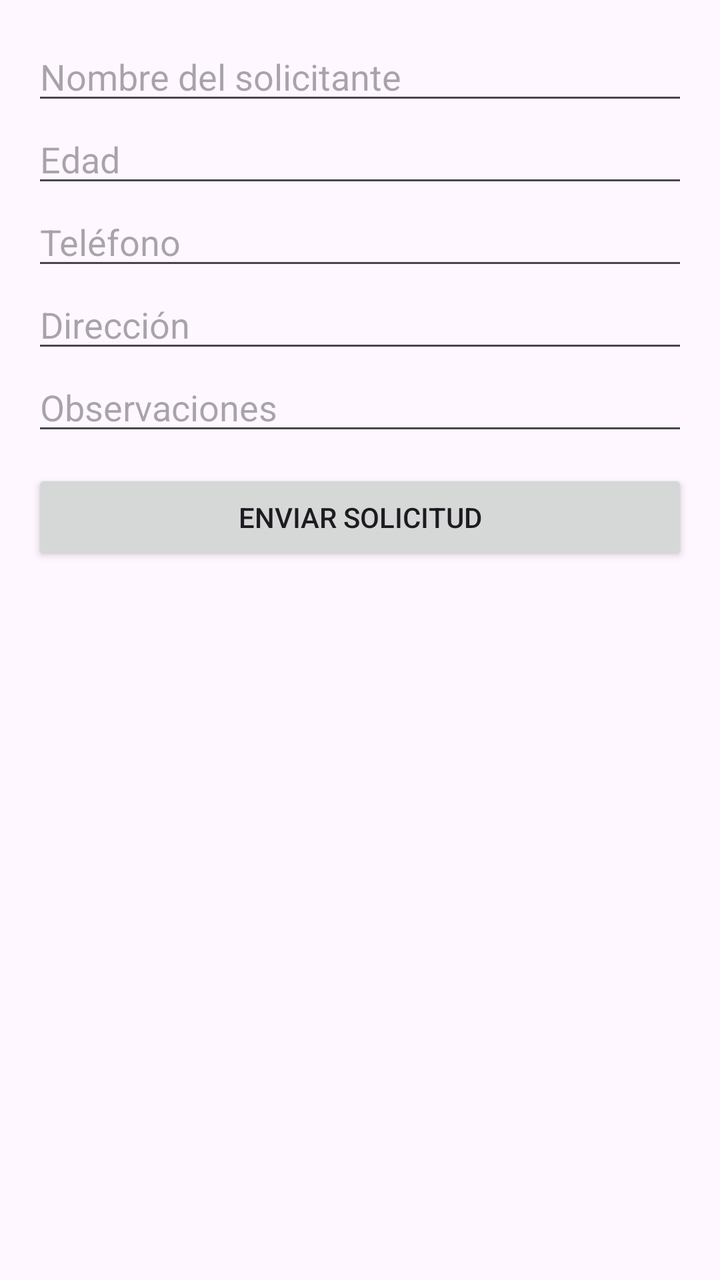
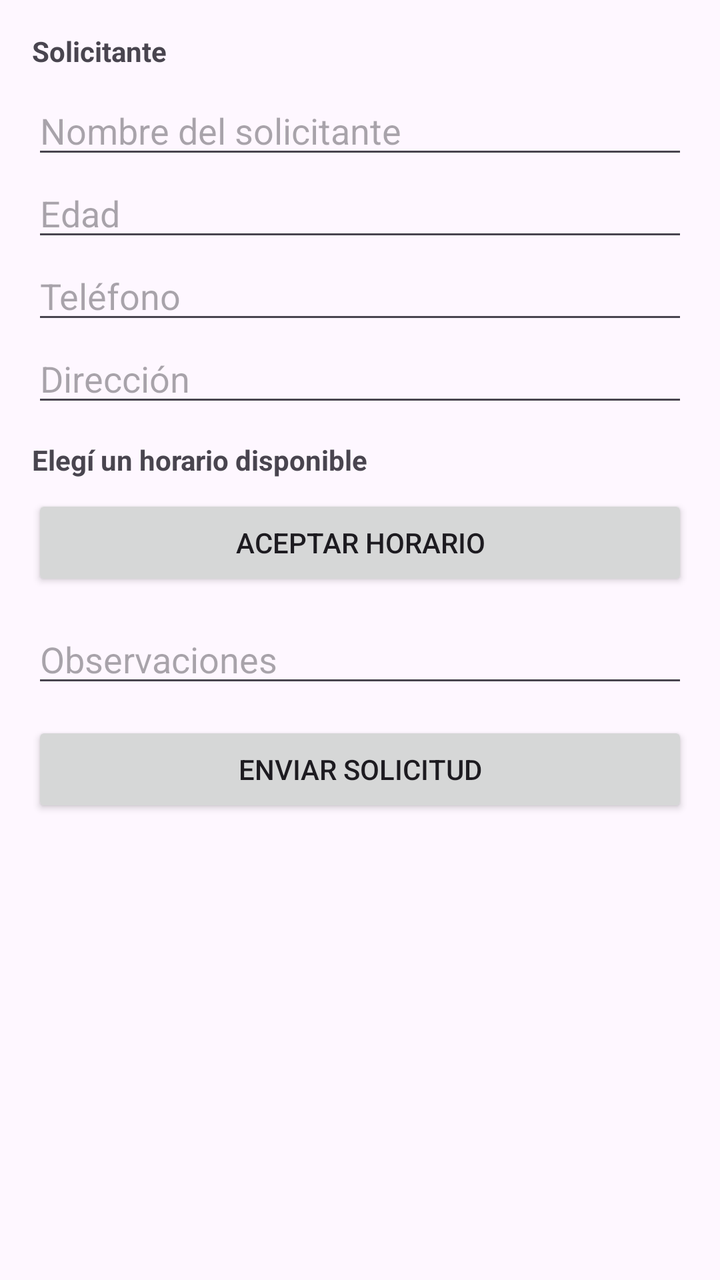

Screens rendered from an Android XML layout before and after an edit, with the pre-edit source and the edit as a unified diff.
<!-- AndroidManifest.xml: application theme Theme.AppAdopcionAnimales -->
<!-- res/layout/activity_application_form.xml -->
<?xml version="1.0" encoding="utf-8"?>
<ScrollView xmlns:android="http://schemas.android.com/apk/res/android"
    android:layout_width="match_parent"
    android:layout_height="match_parent">

    <LinearLayout
        android:id="@+id/af_root"
        android:orientation="vertical"
        android:padding="16dp"
        android:layout_width="match_parent"
        android:layout_height="wrap_content">

        <EditText
            android:id="@+id/etApplicantName"
            android:layout_width="match_parent"
            android:layout_height="wrap_content"
            android:hint="Nombre del solicitante"/>

        <EditText
            android:id="@+id/etApplicantAge"
            android:layout_width="match_parent"
            android:layout_height="wrap_content"
            android:hint="Edad"
            android:inputType="number"/>

        <EditText
            android:id="@+id/etApplicantPhone"
            android:layout_width="match_parent"
            android:layout_height="wrap_content"
            android:hint="Teléfono"/>

        <EditText
            android:id="@+id/etApplicantAddress"
            android:layout_width="match_parent"
            android:layout_height="wrap_content"
            android:hint="Dirección"/>

        <EditText
            android:id="@+id/etNotes"
            android:layout_width="match_parent"
            android:layout_height="wrap_content"
            android:hint="Observaciones"
            android:inputType="textMultiLine"/>

        <Button
            android:id="@+id/btnSubmitApplication"
            android:layout_width="match_parent"
            android:layout_height="wrap_content"
            android:text="Enviar solicitud"
            android:layout_marginTop="12dp"/>

    </LinearLayout>
</ScrollView>
<!-- resources referenced by this layout -->
<resources>
  <style name="Theme.AppAdopcionAnimales" parent="Base.Theme.AppAdopcionAnimales" />
  <style name="Base.Theme.AppAdopcionAnimales" parent="Theme.Material3.DayNight.NoActionBar">
          
          
      </style>
</resources>

<!-- the commit's change to res/layout/activity_application_form.xml (unified diff, before → after) -->
@@ -9,6 +9,13 @@
         android:padding="16dp"
         android:layout_width="match_parent"
         android:layout_height="wrap_content">
+
+        <TextView
+            android:layout_width="wrap_content"
+            android:layout_height="wrap_content"
+            android:text="Solicitante"
+            android:textStyle="bold"
+            android:layout_marginBottom="8dp"/>
 
         <EditText
             android:id="@+id/etApplicantName"
@@ -35,12 +42,33 @@
             android:layout_height="wrap_content"
             android:hint="Dirección"/>
 
+        <TextView
+            android:layout_marginTop="12dp"
+            android:layout_width="wrap_content"
+            android:layout_height="wrap_content"
+            android:text="Elegí un horario disponible"
+            android:textStyle="bold"/>
+
+        <RadioGroup
+            android:id="@+id/rgSlots"
+            android:layout_width="match_parent"
+            android:layout_height="wrap_content"
+            android:orientation="vertical" />
+
+        <Button
+            android:id="@+id/btnAceptarHorario"
+            android:layout_width="match_parent"
+            android:layout_height="wrap_content"
+            android:text="Aceptar horario"
+            android:layout_marginTop="8dp"/>
+
         <EditText
             android:id="@+id/etNotes"
             android:layout_width="match_parent"
             android:layout_height="wrap_content"
             android:hint="Observaciones"
-            android:inputType="textMultiLine"/>
+            android:inputType="textMultiLine"
+            android:layout_marginTop="12dp"/>
 
         <Button
             android:id="@+id/btnSubmitApplication"
